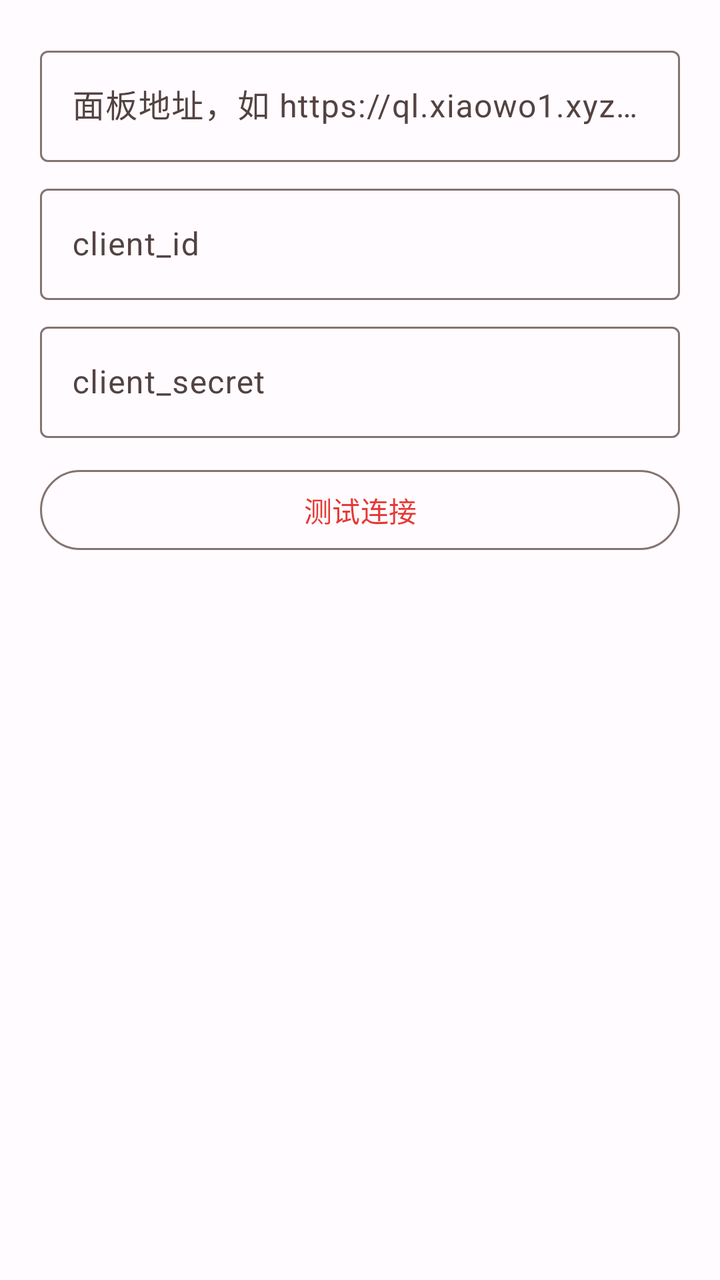
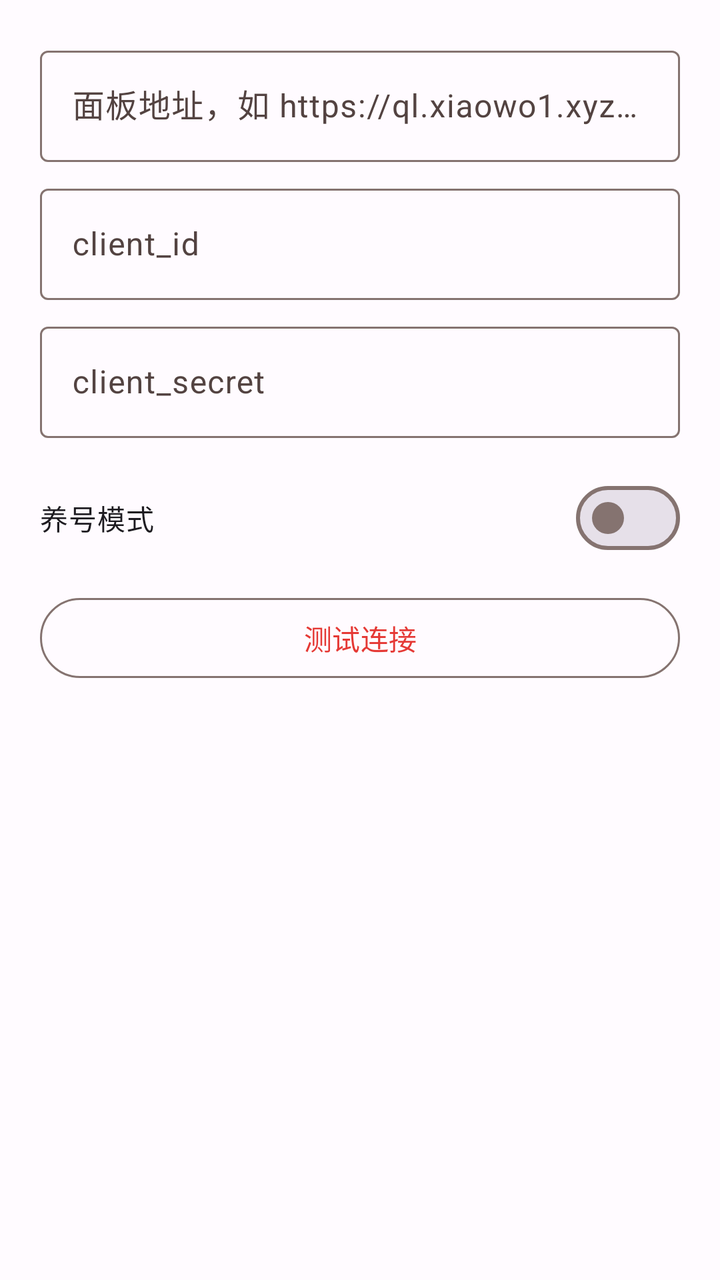

Two renders of the same Android screen: before a commit and after it. Below are the layout's source before the change and the commit's diff.
<!-- AndroidManifest.xml: application theme Theme.JDCookie -->
<!-- res/layout/dialog_qinglong.xml -->
<?xml version="1.0" encoding="utf-8"?>
<LinearLayout xmlns:android="http://schemas.android.com/apk/res/android"
    android:layout_width="match_parent"
    android:layout_height="wrap_content"
    android:orientation="vertical"
    android:padding="20dp">

    <com.google.android.material.textfield.TextInputLayout
        android:layout_width="match_parent"
        android:layout_height="wrap_content"
        android:hint="@string/ql_url_hint">
        <com.google.android.material.textfield.TextInputEditText
            android:id="@+id/etQlUrl"
            android:layout_width="match_parent"
            android:layout_height="wrap_content"
            android:inputType="textUri" />
    </com.google.android.material.textfield.TextInputLayout>

    <com.google.android.material.textfield.TextInputLayout
        android:layout_width="match_parent"
        android:layout_height="wrap_content"
        android:layout_marginTop="8dp"
        android:hint="@string/ql_client_id_hint">
        <com.google.android.material.textfield.TextInputEditText
            android:id="@+id/etQlClientId"
            android:layout_width="match_parent"
            android:layout_height="wrap_content"
            android:inputType="text" />
    </com.google.android.material.textfield.TextInputLayout>

    <com.google.android.material.textfield.TextInputLayout
        android:layout_width="match_parent"
        android:layout_height="wrap_content"
        android:layout_marginTop="8dp"
        android:hint="@string/ql_client_secret_hint">
        <com.google.android.material.textfield.TextInputEditText
            android:id="@+id/etQlClientSecret"
            android:layout_width="match_parent"
            android:layout_height="wrap_content"
            android:inputType="textPassword" />
    </com.google.android.material.textfield.TextInputLayout>

    <com.google.android.material.button.MaterialButton
        android:id="@+id/btnTestConnection"
        style="@style/Widget.Material3.Button.OutlinedButton"
        android:layout_width="match_parent"
        android:layout_height="wrap_content"
        android:layout_marginTop="12dp"
        android:text="@string/ql_test_connection" />
</LinearLayout>
<!-- resources referenced by this layout -->
<resources>
  <string name="ql_client_id_hint">client_id</string>
  <string name="ql_client_secret_hint">client_secret</string>
  <string name="ql_test_connection">测试连接</string>
  <string name="ql_url_hint">面板地址，如 https://ql.xiaowo1.xyz 或 http://192.168.1.2:5700</string>
  <style name="Theme.JDCookie" parent="Theme.Material3.DayNight.NoActionBar">
          <item name="colorPrimary">@color/md_theme_primary</item>
          <item name="colorOnPrimary">@color/md_theme_on_primary</item>
          <item name="colorPrimaryContainer">@color/md_theme_primary_container</item>
          <item name="colorOnPrimaryContainer">@color/md_theme_on_primary_container</item>
          <item name="colorSecondary">@color/md_theme_secondary</item>
          <item name="colorOnSecondary">@color/md_theme_on_secondary</item>
          <item name="colorSecondaryContainer">@color/md_theme_secondary_container</item>
          <item name="colorOnSecondaryContainer">@color/md_theme_on_secondary_container</item>
          <item name="colorTertiary">@color/md_theme_tertiary</item>
          <item name="colorOnTertiary">@color/md_theme_on_tertiary</item>
          <item name="colorTertiaryContainer">@color/md_theme_tertiary_container</item>
          <item name="colorOnTertiaryContainer">@color/md_theme_on_tertiary_container</item>
          <item name="colorError">@color/md_theme_error</item>
          <item name="colorOnError">@color/md_theme_on_error</item>
          <item name="colorErrorContainer">@color/md_theme_error_container</item>
          <item name="colorOnErrorContainer">@color/md_theme_on_error_container</item>
          <item name="android:colorBackground">@color/md_theme_background</item>
          <item name="colorOnBackground">@color/md_theme_on_background</item>
          <item name="colorSurface">@color/md_theme_surface</item>
          <item name="colorOnSurface">@color/md_theme_on_surface</item>
          <item name="colorSurfaceVariant">@color/md_theme_surface_variant</item>
          <item name="colorOnSurfaceVariant">@color/md_theme_on_surface_variant</item>
          <item name="colorOutline">@color/md_theme_outline</item>
          <item name="android:statusBarColor">@android:color/transparent</item>
          <item name="android:navigationBarColor">@color/md_theme_surface</item>
          <item name="android:windowLightStatusBar">true</item>
      </style>
  <color name="md_theme_primary">#E53935</color>
  <color name="md_theme_on_primary">#FFFFFF</color>
  <color name="md_theme_primary_container">#FFDAD6</color>
  <color name="md_theme_on_primary_container">#410002</color>
  <color name="md_theme_secondary">#775652</color>
  <color name="md_theme_on_secondary">#FFFFFF</color>
  <color name="md_theme_secondary_container">#FFDAD5</color>
  <color name="md_theme_on_secondary_container">#2C1512</color>
  <color name="md_theme_tertiary">#705C2E</color>
  <color name="md_theme_on_tertiary">#FFFFFF</color>
  <color name="md_theme_tertiary_container">#FBDFA6</color>
  <color name="md_theme_on_tertiary_container">#251A00</color>
  <color name="md_theme_error">#BA1A1A</color>
  <color name="md_theme_on_error">#FFFFFF</color>
  <color name="md_theme_error_container">#FFDAD6</color>
  <color name="md_theme_on_error_container">#410002</color>
  <color name="md_theme_background">#FFFBFF</color>
  <color name="md_theme_on_background">#201A19</color>
  <color name="md_theme_surface">#FFFBFF</color>
  <color name="md_theme_on_surface">#201A19</color>
  <color name="md_theme_surface_variant">#F5DDDA</color>
  <color name="md_theme_on_surface_variant">#534341</color>
  <color name="md_theme_outline">#857370</color>
</resources>

<!-- the commit's change to res/layout/dialog_qinglong.xml (unified diff, before → after) -->
@@ -1,50 +1,74 @@
 <?xml version="1.0" encoding="utf-8"?>
-<LinearLayout xmlns:android="http://schemas.android.com/apk/res/android"
+<ScrollView xmlns:android="http://schemas.android.com/apk/res/android"
+    xmlns:app="http://schemas.android.com/apk/res-auto"
     android:layout_width="match_parent"
     android:layout_height="wrap_content"
-    android:orientation="vertical"
-    android:padding="20dp">
+    android:fillViewport="true">
 
-    <com.google.android.material.textfield.TextInputLayout
+    <LinearLayout
         android:layout_width="match_parent"
         android:layout_height="wrap_content"
-        android:hint="@string/ql_url_hint">
-        <com.google.android.material.textfield.TextInputEditText
-            android:id="@+id/etQlUrl"
+        android:orientation="vertical"
+        android:padding="20dp">
+
+        <com.google.android.material.textfield.TextInputLayout
             android:layout_width="match_parent"
             android:layout_height="wrap_content"
-            android:inputType="textUri" />
-    </com.google.android.material.textfield.TextInputLayout>
+            android:hint="@string/ql_url_hint">
+            <com.google.android.material.textfield.TextInputEditText
+                android:id="@+id/etQlUrl"
+                android:layout_width="match_parent"
+                android:layout_height="wrap_content"
+                android:inputType="textUri" />
+        </com.google.android.material.textfield.TextInputLayout>
 
-    <com.google.android.material.textfield.TextInputLayout
-        android:layout_width="match_parent"
-        android:layout_height="wrap_content"
-        android:layout_marginTop="8dp"
-        android:hint="@string/ql_client_id_hint">
-        <com.google.android.material.textfield.TextInputEditText
-            android:id="@+id/etQlClientId"
+        <com.google.android.material.textfield.TextInputLayout
             android:layout_width="match_parent"
             android:layout_height="wrap_content"
-            android:inputType="text" />
-    </com.google.android.material.textfield.TextInputLayout>
+            android:layout_marginTop="8dp"
+            android:hint="@string/ql_client_id_hint">
+            <com.google.android.material.textfield.TextInputEditText
+                android:id="@+id/etQlClientId"
+                android:layout_width="match_parent"
+                android:layout_height="wrap_content"
+                android:inputType="text" />
+        </com.google.android.material.textfield.TextInputLayout>
 
-    <com.google.android.material.textfield.TextInputLayout
-        android:layout_width="match_parent"
-        android:layout_height="wrap_content"
-        android:layout_marginTop="8dp"
-        android:hint="@string/ql_client_secret_hint">
-        <com.google.android.material.textfield.TextInputEditText
-            android:id="@+id/etQlClientSecret"
+        <com.google.android.material.textfield.TextInputLayout
             android:layout_width="match_parent"
             android:layout_height="wrap_content"
-            android:inputType="textPassword" />
-    </com.google.android.material.textfield.TextInputLayout>
+            android:layout_marginTop="8dp"
+            android:hint="@string/ql_client_secret_hint">
+            <com.google.android.material.textfield.TextInputEditText
+                android:id="@+id/etQlClientSecret"
+                android:layout_width="match_parent"
+                android:layout_height="wrap_content"
+                android:inputType="textPassword" />
+        </com.google.android.material.textfield.TextInputLayout>
 
-    <com.google.android.material.button.MaterialButton
-        android:id="@+id/btnTestConnection"
-        style="@style/Widget.Material3.Button.OutlinedButton"
-        android:layout_width="match_parent"
-        android:layout_height="wrap_content"
-        android:layout_marginTop="12dp"
-        android:text="@string/ql_test_connection" />
-</LinearLayout>
+        <com.google.android.material.materialswitch.MaterialSwitch
+            android:id="@+id/switchNurtureMode"
+            android:layout_width="match_parent"
+            android:layout_height="wrap_content"
+            android:layout_marginTop="16dp"
+            android:text="@string/nurture_mode_title" />
+
+        <TextView
+            android:id="@+id/tvNurtureTip"
+            android:layout_width="match_parent"
+            android:layout_height="wrap_content"
+            android:layout_marginTop="6dp"
+            android:text="@string/nurture_mode_tip"
+            android:textAppearance="?attr/textAppearanceBodySmall"
+            android:textColor="?attr/colorOnSurfaceVariant"
+            android:visibility="gone" />
+
+        <com.google.android.material.button.MaterialButton
+            android:id="@+id/btnTestConnection"
+            style="@style/Widget.Material3.Button.OutlinedButton"
+            android:layout_width="match_parent"
+            android:layout_height="wrap_content"
+            android:layout_marginTop="12dp"
+            android:text="@string/ql_test_connection" />
+    </LinearLayout>
+</ScrollView>
<!-- resource entries referenced after the edit -->
@@ -1,5 +1,7 @@
 <!-- resources referenced by this layout -->
 <resources>
+  <string name="nurture_mode_tip">开启后：本机将账号标记为「养号」，减少激进跑任务提示；推送到青龙时备注前缀为 [养号]昵称，便于在青龙里筛选。不会调用任何「解黑」类接口，也不会伪造解黑能力。</string>
+  <string name="nurture_mode_title">养号模式</string>
   <string name="ql_client_id_hint">client_id</string>
   <string name="ql_client_secret_hint">client_secret</string>
   <string name="ql_test_connection">测试连接</string>
